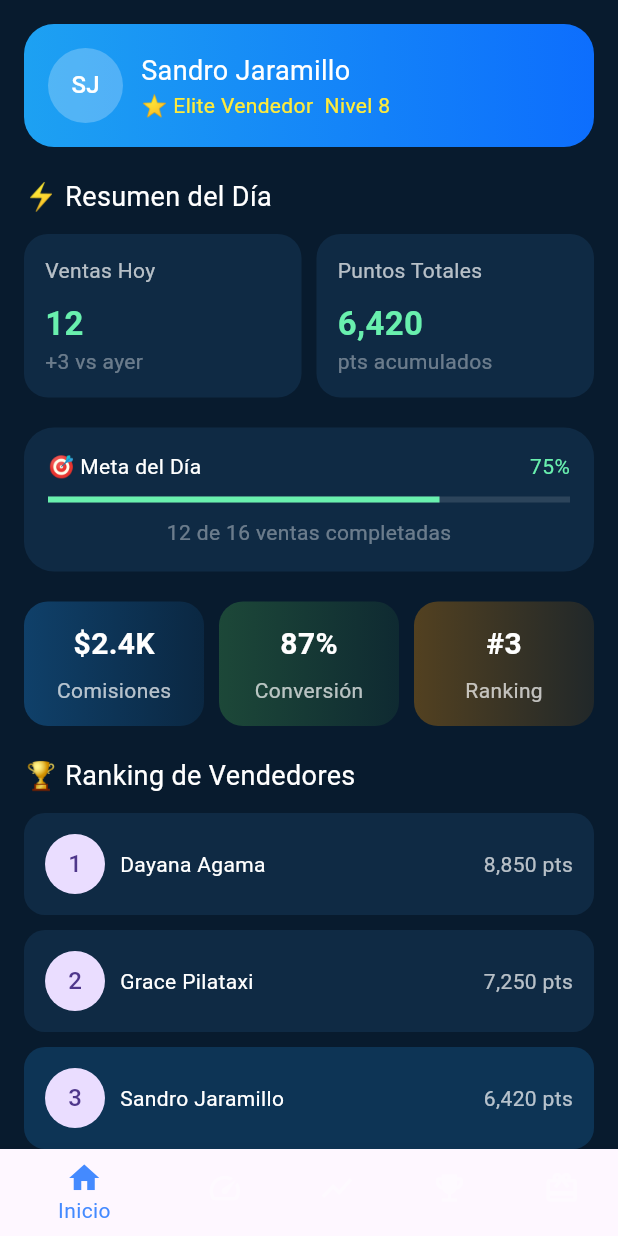
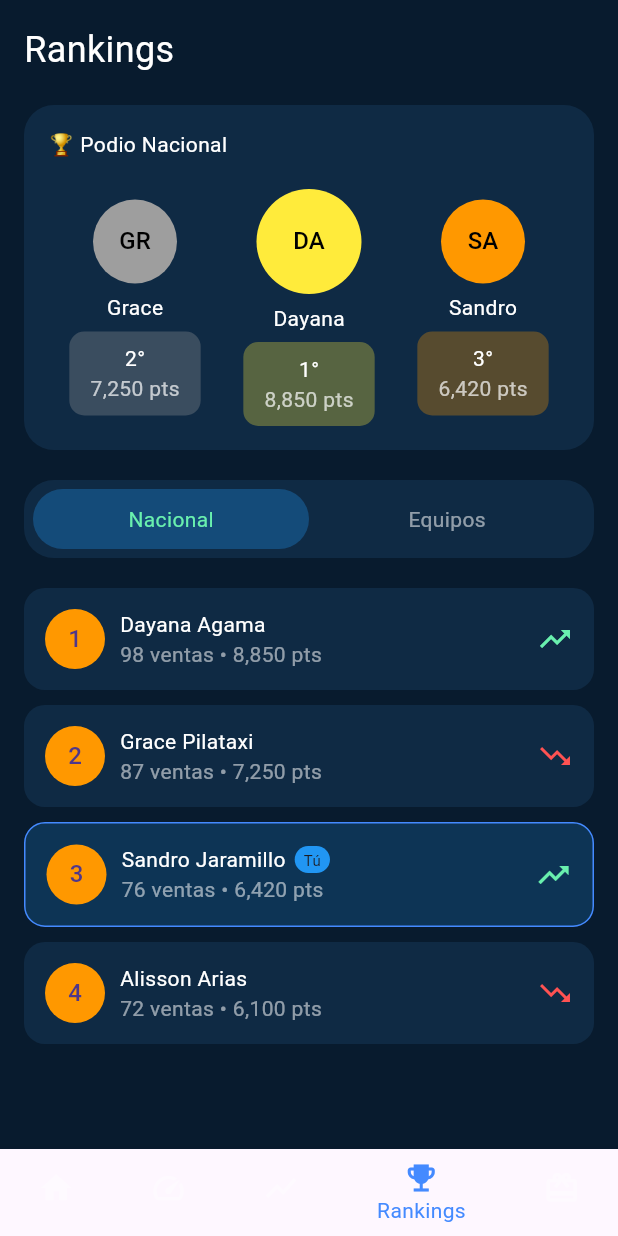
Before and after one commit to Jessi-92/ironseller, a Flutter app: the screen it shows after launch, on a phone screen of 412 x 824 dp. Run offline on Flutter 3.47's test engine with Material 3 defaults, Android fonts, the phone set to English and light mode, and no system bars.

Commit message:
Creacion de diseño

```diff
--- /dev/null
+++ b/lib/features/rankings/presentation/pages/rankings_page.dart
@@ -0,0 +1,316 @@
+import 'package:flutter/material.dart';
+
+class RankingsPage extends StatefulWidget {
+  const RankingsPage({super.key});
+
+  @override
+  State<RankingsPage> createState() => _RankingsPageState();
+}
+
+class _RankingsPageState extends State<RankingsPage> {
+  bool isNacional = true;
+
+  @override
+  Widget build(BuildContext context) {
+    return Scaffold(
+      backgroundColor: const Color(0xFF081B2E),
+      body: SafeArea(
+        child: SingleChildScrollView(
+          padding: const EdgeInsets.all(16),
+          child: Column(
+            children: [
+              const Align(
+                alignment: Alignment.centerLeft,
+                child: Text("Rankings",
+                    style: TextStyle(color: Colors.white, fontSize: 24)),
+              ),
+
+              const SizedBox(height: 20),
+
+              _podio(),
+
+              const SizedBox(height: 20),
+
+              _tabs(),
+
+              const SizedBox(height: 20),
+
+              isNacional
+                ? _listaRanking()
+                : _listaEquipos(),
+            ],
+          ),
+        ),
+      ),
+      bottomNavigationBar: _bottomNav(),
+    );
+  }
+
+  // 🏆 PODIO
+  Widget _podio() {
+    return Container(
+      padding: const EdgeInsets.all(16),
+      decoration: BoxDecoration(
+        color: const Color(0xFF0F2A44),
+        borderRadius: BorderRadius.circular(20),
+      ),
+      child: Column(
+        children: [
+          const Align(
+            alignment: Alignment.centerLeft,
+            child: Text("🏆 Podio Nacional",
+                style: TextStyle(color: Colors.white)),
+          ),
+          const SizedBox(height: 20),
+
+          Row(
+            mainAxisAlignment: MainAxisAlignment.spaceAround,
+            children: [
+              _podioItem("2°", "Grace", "7,250 pts", Colors.grey),
+              _podioItem("1°", "Dayana", "8,850 pts", Colors.yellow),
+              _podioItem("3°", "Sandro", "6,420 pts", Colors.orange),
+            ],
+          )
+        ],
+      ),
+    );
+  }
+
+  Widget _podioItem(String pos, String name, String pts, Color color) {
+    return Column(
+      children: [
+        CircleAvatar(
+          radius: pos == "1°" ? 35 : 28,
+          backgroundColor: color,
+          child: Text(
+            name.substring(0, 2).toUpperCase(),
+            style: const TextStyle(color: Colors.black),
+          ),
+        ),
+        const SizedBox(height: 6),
+        Text(name, style: const TextStyle(color: Colors.white)),
+        const SizedBox(height: 6),
+        Container(
+          padding: const EdgeInsets.symmetric(vertical: 8, horizontal: 14),
+          decoration: BoxDecoration(
+            color: color.withOpacity(0.3),
+            borderRadius: BorderRadius.circular(10),
+          ),
+          child: Column(
+            children: [
+              Text(pos, style: const TextStyle(color: Colors.white)),
+              Text(pts, style: const TextStyle(color: Colors.white70)),
+            ],
+          ),
+        )
+      ],
+    );
+  }
+
+  // 🔘 TABS
+Widget _tabs() {
+  return Container(
+    padding: const EdgeInsets.all(6),
+    decoration: BoxDecoration(
+      color: const Color(0xFF0F2A44),
+      borderRadius: BorderRadius.circular(20),
+    ),
+    child: Row(
+      children: [
+        Expanded(
+          child: GestureDetector(
+            onTap: () {
+              setState(() {
+                isNacional = true;
+              });
+            },
+            child: _tab("Nacional", isNacional),
+          ),
+        ),
+        Expanded(
+          child: GestureDetector(
+            onTap: () {
+              setState(() {
+                isNacional = false;
+              });
+            },
+            child: _tab("Equipos", !isNacional),
+          ),
+        ),
+      ],
+    ),
+  );
+}
+
+ Widget _tab(String text, bool active) {
+  return Container(
+    padding: const EdgeInsets.symmetric(vertical: 10),
+    decoration: BoxDecoration(
+      color: active ? Colors.blue.withOpacity(0.3) : Colors.transparent,
+      borderRadius: BorderRadius.circular(20),
+    ),
+    child: Center(
+      child: Text(
+        text,
+        style: TextStyle(
+          color: active ? Colors.greenAccent : Colors.white54,
+        ),
+      ),
+    ),
+  );
+}
+
+  // 📋 LISTA
+  Widget _listaRanking(){
+    return Column(
+      children: [
+        _item("1", "Dayana Agama", "98 ventas • 8,850 pts", true),
+        _item("2", "Grace Pilataxi", "87 ventas • 7,250 pts", false),
+        _item("3", "Sandro Jaramillo", "76 ventas • 6,420 pts", true, isUser: true),
+        _item("4", "Alisson Arias", "72 ventas • 6,100 pts", false),
+      ],
+    );
+  }
+
+  Widget _listaEquipos() {
+  return Column(
+    children: [
+      _itemEquipo("1", "Happy Carapungo 2", "12 vendedores • 48,600 pts", true),
+      _itemEquipo("2", "Happy Ventas Digitales Quito", "10 vendedores • 45,300 pts", true, isUser: true),
+      _itemEquipo("3", "Happy Chillogallo", "11 vendedores • 42,100 pts", false),
+      _itemEquipo("4", "Happy Fun Deporte", "9 vendedores • 39,800 pts", false),
+    ],
+  );
+}
+
+Widget _itemEquipo(String pos, String name, String desc, bool up,
+    {bool isUser = false}) {
+  return Container(
+    margin: const EdgeInsets.only(bottom: 10),
+    padding: const EdgeInsets.all(14),
+    decoration: BoxDecoration(
+      color: isUser
+          ? Colors.blue.withOpacity(0.2)
+          : const Color(0xFF0F2A44),
+      borderRadius: BorderRadius.circular(14),
+      border: isUser
+          ? Border.all(color: Colors.blueAccent)
+          : null,
+    ),
+    child: Row(
+      children: [
+        CircleAvatar(
+          backgroundColor: Colors.orange,
+          child: Text(pos),
+        ),
+        const SizedBox(width: 10),
+        Expanded(
+          child: Column(
+            crossAxisAlignment: CrossAxisAlignment.start,
+            children: [
+              Row(
+                children: [
+                  Text(name,
+                      style: const TextStyle(color: Colors.white)),
+                  if (isUser)
+                    Container(
+                      margin: const EdgeInsets.only(left: 6),
+                      padding: const EdgeInsets.symmetric(
+                          horizontal: 6, vertical: 2),
+                      decoration: BoxDecoration(
+                        color: Colors.blue,
+                        borderRadius: BorderRadius.circular(10),
+                      ),
+                      child: const Text("Tu tienda",
+                          style: TextStyle(fontSize: 10)),
+                    )
+                ],
+              ),
+              Text(desc,
+                  style: const TextStyle(color: Colors.white54)),
+            ],
+          ),
+        ),
+        Icon(
+          up ? Icons.trending_up : Icons.trending_down,
+          color: up ? Colors.greenAccent : Colors.redAccent,
+        )
+      ],
+    ),
+  );
+}
+
+  Widget _item(String pos, String name, String desc, bool up,
+      {bool isUser = false}) {
+    return Container(
+      margin: const EdgeInsets.only(bottom: 10),
+      padding: const EdgeInsets.all(14),
+      decoration: BoxDecoration(
+        color: isUser
+            ? Colors.blue.withOpacity(0.2)
+            : const Color(0xFF0F2A44),
+        borderRadius: BorderRadius.circular(14),
+        border: isUser
+            ? Border.all(color: Colors.blueAccent)
+            : null,
+      ),
+      child: Row(
+        children: [
+          CircleAvatar(
+            backgroundColor: Colors.orange,
+            child: Text(pos),
+          ),
+          const SizedBox(width: 10),
+          Expanded(
+            child: Column(
+              crossAxisAlignment: CrossAxisAlignment.start,
+              children: [
+                Row(
+                  children: [
+                    Text(name,
+                        style: const TextStyle(color: Colors.white)),
+                    if (isUser)
+                      Container(
+                        margin: const EdgeInsets.only(left: 6),
+                        padding: const EdgeInsets.symmetric(
+                            horizontal: 6, vertical: 2),
+                        decoration: BoxDecoration(
+                          color: Colors.blue,
+                          borderRadius: BorderRadius.circular(10),
+                        ),
+                        child: const Text("Tú",
+                            style: TextStyle(fontSize: 10)),
+                      )
+                  ],
+                ),
+                Text(desc,
+                    style: const TextStyle(color: Colors.white54)),
+              ],
+            ),
+          ),
+          Icon(
+            up ? Icons.trending_up : Icons.trending_down,
+            color: up ? Colors.greenAccent : Colors.redAccent,
+          )
+        ],
+      ),
+    );
+  }
+
+  // 📱 NAV BAR (IMPORTANTE)
+  Widget _bottomNav() {
+    return BottomNavigationBar(
+      currentIndex: 3, // 🔥 AQUÍ SE MARCA RANKINGS
+      backgroundColor: const Color(0xFF081B2E),
+      selectedItemColor: Colors.blueAccent,
+      unselectedItemColor: Colors.white38,
+      items: const [
+        BottomNavigationBarItem(icon: Icon(Icons.home), label: "Inicio"),
+        BottomNavigationBarItem(icon: Icon(Icons.speed), label: "Velocímetro"),
+        BottomNavigationBarItem(icon: Icon(Icons.show_chart), label: "Rendimiento"),
+        BottomNavigationBarItem(icon: Icon(Icons.emoji_events), label: "Rankings"),
+        BottomNavigationBarItem(icon: Icon(Icons.card_giftcard), label: "Premios"),
+      ],
+    );
+  }
+}
--- a/lib/main.dart
+++ b/lib/main.dart
@@ -1,3 +1,5 @@
+import 'package:appsellerv1/features/rankings/presentation/pages/rankings_page.dart';
+import 'package:appsellerv1/features/velocimetro/presentation/pages/velocimetro_page.dart';
 import 'package:flutter/material.dart';
 import 'features/inicio/presentation/pages/home_page.dart';
 
@@ -12,7 +14,9 @@ class MyApp extends StatelessWidget {
   Widget build(BuildContext context) {
     return const MaterialApp(
       debugShowCheckedModeBanner: false,
-      home: HomePage(),
+      home: RankingsPage(),
+      // VelocimetroPage(),
+      // home: VelocimetroPage(),
 
     );
   }
```
Also changed, not shown: lib/features/velocimetro/presentation/pages/velocimetro_page.dart (added, +348 -0 lines), lib/features/inicio/presentation/pages/home_page.dart (line endings or trailing spaces).
